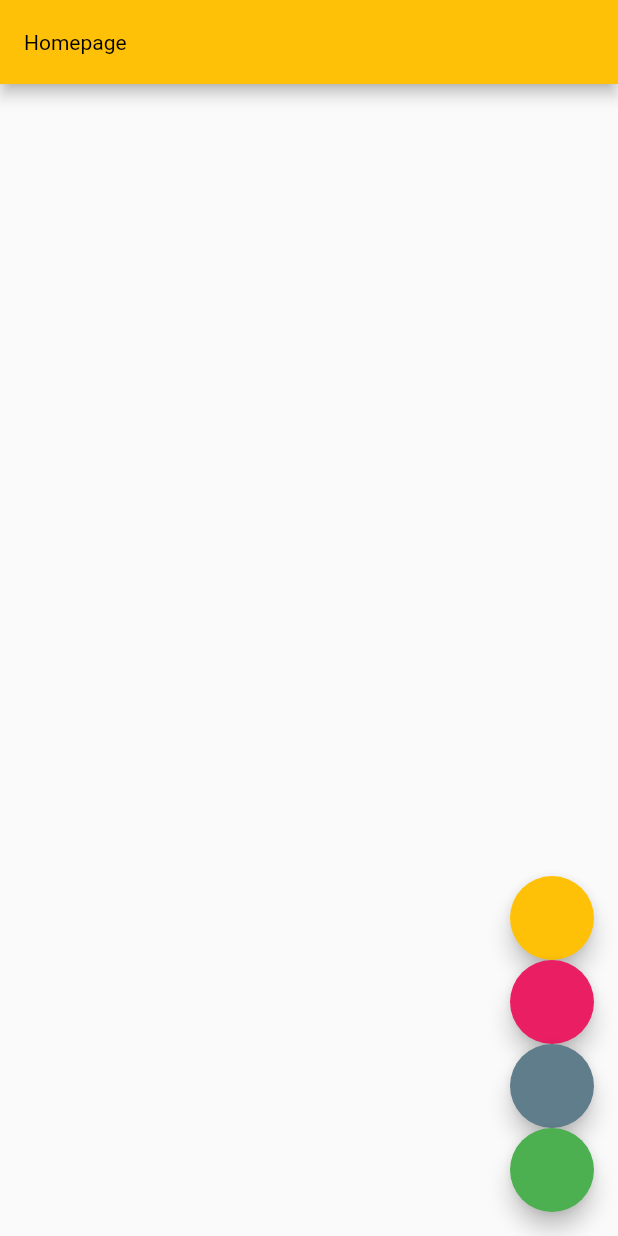
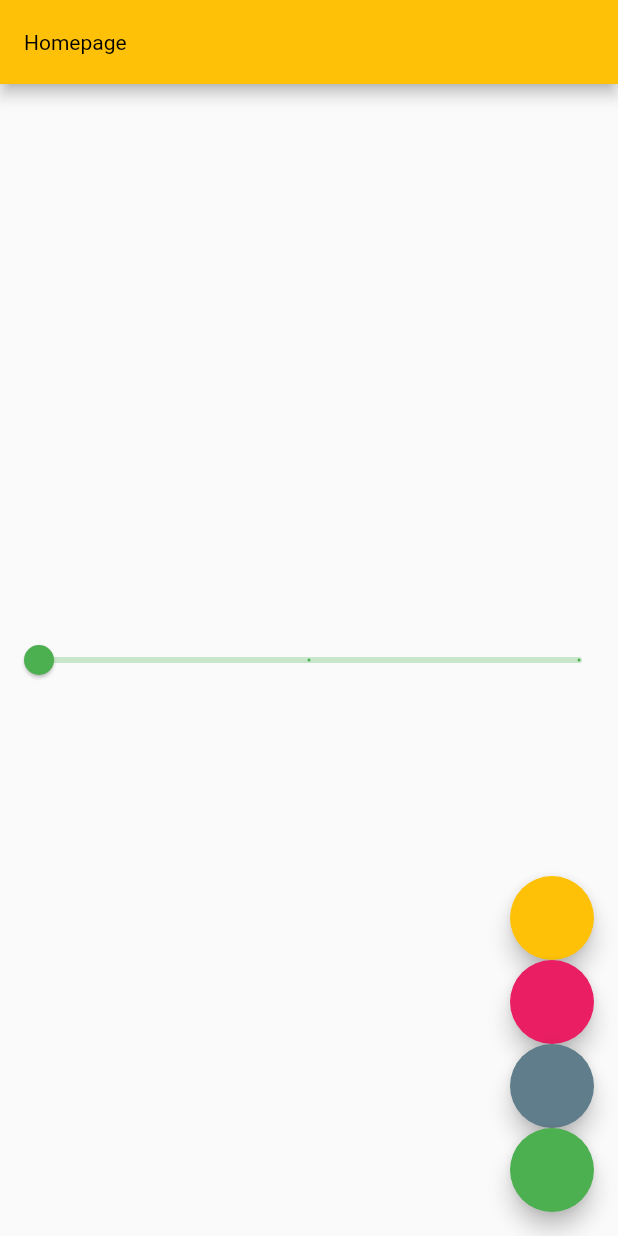
Before and after one commit to cripnail/advanced-widgets, a Flutter app: the screen it shows after launch, on a phone screen of 412 x 824 dp. Run offline on Flutter 3.47's test engine with Material 2 defaults, Android fonts, the phone set to English and light mode, and no system bars.

Commit message:
Begin 2nd task
- created clouds_background.dart file
- created slider.dart file
- created cloud_painter.dart file

```diff
--- a/lib/home.dart
+++ b/lib/home.dart
@@ -1,5 +1,6 @@
-import 'package:adv_widgets/custom_theme.dart';
-import 'package:adv_widgets/themes.dart';
+import 'package:adv_widgets/themes/custom_theme.dart';
+import 'package:adv_widgets/themes/themes.dart';
+import 'package:adv_widgets/widgets/slider/slider.dart';
 import 'package:flutter/material.dart';
 
 class HomeScreen extends StatefulWidget {
@@ -11,7 +12,7 @@ class HomeScreen extends StatefulWidget {
 
 class HomeScreenState extends State<HomeScreen> {
   void _changeTheme(BuildContext buildContext, MyThemeKeys key) {
-    CustomTheme.instanceOf(buildContext).changeTheme(key);
+    MyCustomTheme.instanceOf(buildContext).changeTheme(key);
   }
 
   @override
@@ -21,6 +22,7 @@ class HomeScreenState extends State<HomeScreen> {
         backgroundColor: Theme.of(context).primaryColor,
         title: const Text("Homepage"),
       ),
+      body: const MySlider(),
       floatingActionButton: Column(
         mainAxisSize: MainAxisSize.min,
         children: [
--- a/lib/main.dart
+++ b/lib/main.dart
@@ -1,11 +1,11 @@
-import 'package:adv_widgets/custom_theme.dart';
+import 'package:adv_widgets/themes/custom_theme.dart';
 import 'package:adv_widgets/home.dart';
+import 'package:adv_widgets/themes/themes.dart';
 import 'package:flutter/material.dart';
-import 'package:adv_widgets/themes.dart';
 
 void main() {
   runApp(
-    const CustomTheme(
+    const MyCustomTheme(
       initialThemeKey: MyThemeKeys.lightPurpleAmber,
       child: MyApp(),
     ),
@@ -19,7 +19,7 @@ class MyApp extends StatelessWidget {
   Widget build(BuildContext context) {
     return MaterialApp(
       title: 'Dynamic themes demo',
-      theme: CustomTheme.of(context),
+      theme: MyCustomTheme.of(context),
       home: const HomeScreen(),
     );
   }
--- a/lib/custom_theme.dart
+++ b/lib/themes/custom_theme.dart
@@ -1,8 +1,8 @@
+import 'package:adv_widgets/themes/themes.dart';
 import 'package:flutter/material.dart';
-import 'package:adv_widgets/themes.dart';
 
 class _CustomTheme extends InheritedWidget {
-  final CustomThemeState data;
+  final MyCustomThemeState data;
 
   const _CustomTheme({
     required this.data,
@@ -16,18 +16,18 @@ class _CustomTheme extends InheritedWidget {
   }
 }
 
-class CustomTheme extends StatefulWidget {
+class MyCustomTheme extends StatefulWidget {
   final Widget child;
   final MyThemeKeys initialThemeKey;
 
-  const CustomTheme({
+  const MyCustomTheme({
     Key? key,
     required this.initialThemeKey,
     required this.child,
   }) : super(key: key);
 
   @override
-  CustomThemeState createState() => CustomThemeState();
+  MyCustomThemeState createState() => MyCustomThemeState();
 
   static ThemeData of(BuildContext context) {
     _CustomTheme inherited =
@@ -35,14 +35,14 @@ class CustomTheme extends StatefulWidget {
     return inherited.data.theme;
   }
 
-  static CustomThemeState instanceOf(BuildContext context) {
+  static MyCustomThemeState instanceOf(BuildContext context) {
     _CustomTheme inherited =
         (context.dependOnInheritedWidgetOfExactType<_CustomTheme>()!);
     return inherited.data;
   }
 }
 
-class CustomThemeState extends State<CustomTheme> {
+class MyCustomThemeState extends State<MyCustomTheme> {
   late ThemeData _theme;
 
   ThemeData get theme => _theme;
--- /dev/null
+++ b/lib/widgets/slider/slider.dart
@@ -0,0 +1,35 @@
+import 'package:flutter/material.dart';
+
+class MySlider extends StatefulWidget {
+  const MySlider({Key? key}) : super(key: key);
+
+  @override
+  State<MySlider> createState() => _MySliderState();
+}
+
+class _MySliderState extends State<MySlider> {
+  final bool value = false;
+  double val = 1;
+
+  @override
+  Widget build(BuildContext context) {
+    return Center(
+      child: SizedBox(
+          height: 100,
+          child: Slider(
+            value: val,
+            onChanged: (value) {
+              setState(() {
+                val = value;
+              });
+            },
+            min: 0,
+            max: 10,
+            divisions: 2,
+            activeColor: Colors.green,
+            inactiveColor: Colors.green[100],
+            label: val.round().toString(),
+          )),
+    );
+  }
+}
```
Also changed, not shown: lib/widgets/clouds/cloud_painter.dart (added, +59 -0 lines), lib/widgets/clouds/clouds_background.dart (added, +36 -0 lines), lib/themes/themes.dart (renamed from lib/themes.dart), 1 other file.
